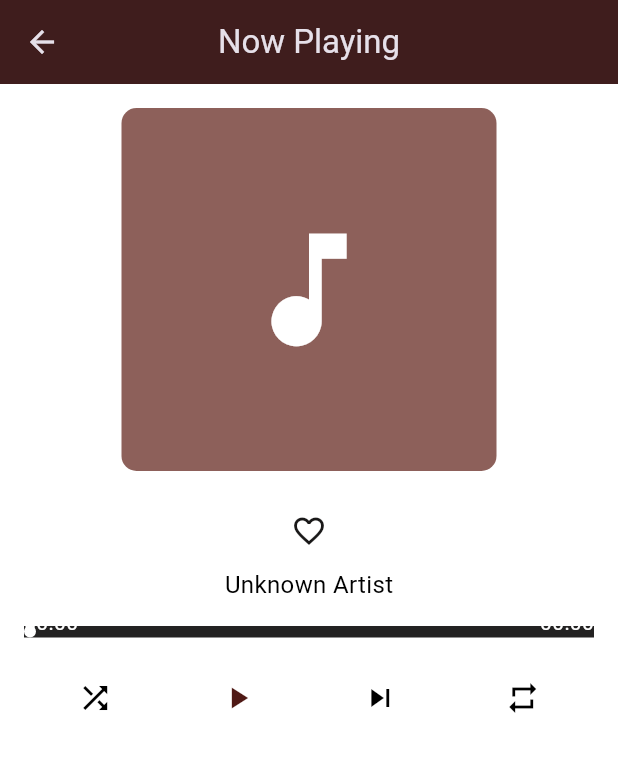
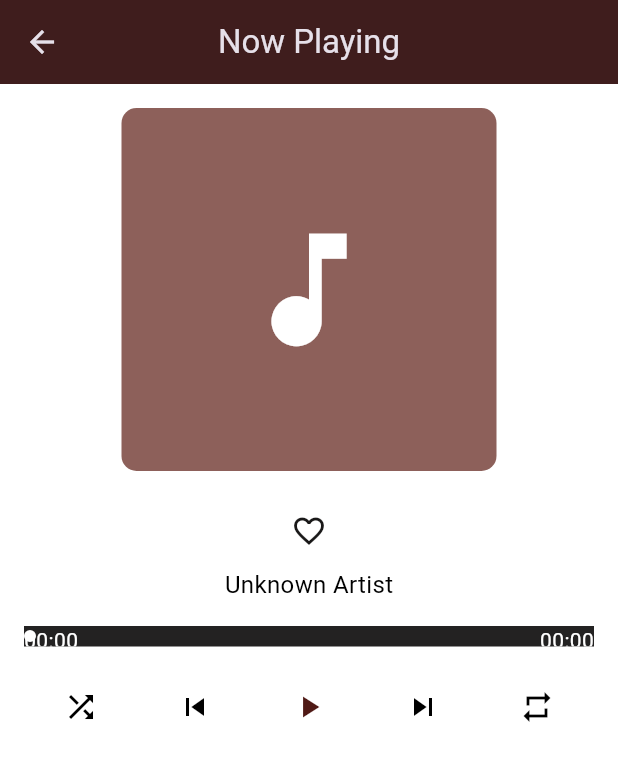
Before and after one commit to GtHubproject/musify, a Flutter app: the FullSongplayerView screen opened by its route, on a phone screen of 412 x 824 dp. Shown: the top 761 px of the screen. Run offline on Flutter 3.47's test engine with Material 3 defaults, Android fonts, the phone set to English and light mode, and no system bars; drawn by our look-alikes of on_audio_query; our stand-ins replace get, hive, hive_flutter, just_audio, marquee, permission_handler and 1 more; accounts and stored records are empty; statements that could not run were skipped.

Commit message:
previous play

```diff
--- a/lib/app/modules/bottomnavigationbar/views/fullplayer.dart
+++ b/lib/app/modules/bottomnavigationbar/views/fullplayer.dart
@@ -99,50 +99,61 @@ class FullSongplayerView extends GetView<FullSongplayerController> {
                             ? position.inMilliseconds / totalDuration
                             : controller.progressValue;
 
-                    return Stack(
+                    return Column(
+                      crossAxisAlignment: CrossAxisAlignment.center,
+                      children: [
+                        Stack(
                           alignment: Alignment.centerLeft,
                           children: [
+                            //sleek
                             LinearProgressIndicator(
                               value: progressValue,
-                          minHeight: 8,
+                              minHeight: 14,
                               backgroundColor:
                                   const Color.fromARGB(255, 35, 34, 34),
                               valueColor: AlwaysStoppedAnimation<Color>(
                                 const Color.fromARGB(255, 202, 187, 140),
                               ),
                             ),
+
+                            //for moving circle
                             Positioned(
-                          left:
-                              progressValue * MediaQuery.of(context).size.width,
+                              left: progressValue *
+                                  MediaQuery.of(context).size.width,
                               child: GestureDetector(
                                 // Your draggable widget (e.g., a small round widget)
                                 child: Container(
                                   width: 8,
-                              height: 16,
+                                  height: 25,
                                   decoration: BoxDecoration(
                                     color: Colors.white,
                                     shape: BoxShape.circle,
                                   ),
                                 ),
                                 onHorizontalDragUpdate: (details) {
-                              double dragPosition = details.globalPosition.dx;
+                                  double dragPosition =
+                                      details.globalPosition.dx;
                                   double dragPercentage = dragPosition /
                                       MediaQuery.of(context).size.width;
                                   double newProgressValue =
                                       dragPercentage.clamp(0.0, 1.0);
                                   int newPosition =
-                                  (totalDuration * newProgressValue).round();
+                                      (totalDuration * newProgressValue)
+                                          .round();
                                   controller.seekTo(newPosition.toDouble());
                                   controller.setProgressValue(newProgressValue);
                                 },
                               ),
                             ),
+
                             Positioned(
+                              top: 0,
                               bottom: 0, // Adjust the position as needed
                               left: 0,
                               right: 0,
                               child: Row(
-                            mainAxisAlignment: MainAxisAlignment.spaceBetween,
+                                mainAxisAlignment:
+                                    MainAxisAlignment.spaceBetween,
                                 children: [
                                   Text(
                                     controller.formatDuration(position),
@@ -155,6 +166,8 @@ class FullSongplayerView extends GetView<FullSongplayerController> {
                                   ),
                                 ],
                               ),
+                            ),
+                          ],
                         ),
                       ],
                     );
@@ -174,6 +187,15 @@ class FullSongplayerView extends GetView<FullSongplayerController> {
                       controller.toggleShuffle();
                     },
                   ),
+                ),
+                IconButton(
+                  icon: Icon(
+                    Icons.skip_previous, // Add the icon for Previous Song
+                    color: Colors.black,
+                  ),
+                  onPressed: () {
+                    fullSongplayerController.playPreviousSong();
+                  },
                 ),
                 IconButton(
                   icon: Icon(
@@ -214,42 +236,3 @@ class FullSongplayerView extends GetView<FullSongplayerController> {
     );
   }
 }
-
-//sleek
-// Custom SleekLinearProgressIndicator with buffer
-// class SleekLinearProgressIndicator extends StatelessWidget {
-//   final double value;
-//   final double bufferedValue;
-//   final double minHeight;
-//   final Color backgroundColor;
-//   final Animation<Color>? valueColor;
-
-//   SleekLinearProgressIndicator({
-//     required this.value,
-//     required this.bufferedValue,
-//     required this.minHeight,
-//     required this.backgroundColor,
-//     required this.valueColor,
-//   });
-
-//   @override
-//   Widget build(BuildContext context) {
-//     return Stack(
-//       alignment: Alignment.centerLeft,
-//       children: [
-//         LinearProgressIndicator(
-//           value: bufferedValue,
-//           minHeight: minHeight,
-//           backgroundColor: backgroundColor,
-//           valueColor: valueColor,
-//         ),
-//         LinearProgressIndicator(
-//           value: value,
-//           minHeight: minHeight,
-//           backgroundColor: Colors.transparent,
-//           valueColor: valueColor,
-//         ),
-//       ],
-//     );
-//   }
-// }
--- a/lib/app/modules/home/views/home_view.dart
+++ b/lib/app/modules/home/views/home_view.dart
@@ -1,4 +1,5 @@
 import 'package:flutter/material.dart';
+import 'package:flutter/services.dart';
 
 import 'package:get/get.dart';
 
@@ -22,6 +23,9 @@ class HomeView extends GetView<HomeController> {
       //backgroundColor: const Color.fromARGB(255, 19, 18, 18),
       appBar: AppBar(
         backgroundColor: Colors.transparent,
+
+         systemOverlayStyle:
+            const SystemUiOverlayStyle(statusBarColor: Colors.white),
         centerTitle: true,
         title: const Text(
           'MUSIFY',
--- a/lib/main.dart
+++ b/lib/main.dart
@@ -24,7 +24,7 @@ class AppBindings extends Bindings {
     Get.lazyPut<SearchbarController>(() => SearchbarController());
     Get.lazyPut<BottomnavigationbarController>(
         () => BottomnavigationbarController());
-   // Playlist bindings
+    // Playlist bindings
     Get.lazyPut<PlaylistSelectionController>(
         () => PlaylistSelectionController());
     Get.lazyPut<PlaylistDisplayController>(() => PlaylistDisplayController());
@@ -34,8 +34,6 @@ class AppBindings extends Bindings {
 
     Get.lazyPut<ArtistSongsController>(
         () => ArtistSongsController(Get.find<TrackController>()));
-
-
 
     Get.put<PlaylistNameSelectionController>(PlaylistNameSelectionController());
 
```
Also changed, not shown: lib/app/modules/bottomnavigationbar/controllers/bottomnavigationbar_controller.dart (+22 -0 lines), lib/app/modules/bottomnavigationbar/controllers/fullplayer.dart (+18 -0 lines). Lines whose indentation alone changed are shown as unchanged.
